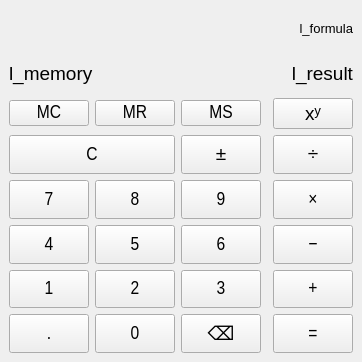
First picture: the form in mainwindow.ui, repository evge3ha/Calculate, before the edit.
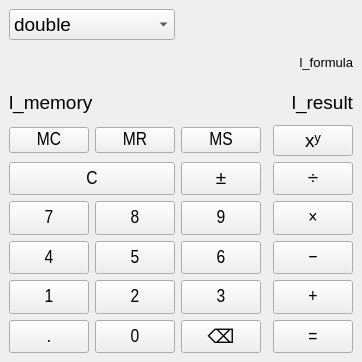
Second picture: the form after the edit.

```diff
--- a/mainwindow.ui
+++ b/mainwindow.ui
@@ -6,7 +6,7 @@
    <rect>
     <x>0</x>
     <y>0</y>
-    <width>310</width>
+    <width>342</width>
     <height>362</height>
    </rect>
   </property>
@@ -25,52 +25,37 @@
    <string>Калькулятор</string>
   </property>
   <widget class="QWidget" name="centralwidget">
-   <layout class="QGridLayout" name="gridLayout" rowstretch="0,0,0,0,0,0,0,0,0,0" columnstretch="0,2,2,2,0,3">
-    <item row="1" column="1" colspan="5">
-     <layout class="QHBoxLayout" name="horizontalLayout" stretch="0,1">
-      <item>
-       <widget class="QLabel" name="l_memory">
-        <property name="sizePolicy">
-         <sizepolicy hsizetype="Preferred" vsizetype="Preferred">
-          <horstretch>0</horstretch>
-          <verstretch>0</verstretch>
-         </sizepolicy>
-        </property>
-        <property name="font">
-         <font>
-          <pointsize>14</pointsize>
-         </font>
-        </property>
-        <property name="text">
-         <string>l_memory</string>
-        </property>
-       </widget>
-      </item>
-      <item>
-       <widget class="QLabel" name="l_result">
-        <property name="sizePolicy">
-         <sizepolicy hsizetype="Preferred" vsizetype="Preferred">
-          <horstretch>0</horstretch>
-          <verstretch>0</verstretch>
-         </sizepolicy>
-        </property>
-        <property name="font">
-         <font>
-          <pointsize>14</pointsize>
-         </font>
-        </property>
-        <property name="text">
-         <string>l_result</string>
-        </property>
-        <property name="alignment">
-         <set>Qt::AlignRight|Qt::AlignTrailing|Qt::AlignVCenter</set>
-        </property>
-       </widget>
-      </item>
-     </layout>
+   <layout class="QGridLayout" name="gridLayout" rowstretch="0,0,0,0,0,0,0,0,0,0,0" columnstretch="0,2,2,2,0,3">
+    <item row="6" column="5">
+     <widget class="QPushButton" name="tb_multiplicate">
+      <property name="sizePolicy">
+       <sizepolicy hsizetype="Expanding" vsizetype="Preferred">
+        <horstretch>0</horstretch>
+        <verstretch>0</verstretch>
+       </sizepolicy>
+      </property>
+      <property name="minimumSize">
+       <size>
+        <width>0</width>
+        <height>0</height>
+       </size>
+      </property>
+      <property name="font">
+       <font>
+        <family>Arial Narrow</family>
+        <pointsize>14</pointsize>
+       </font>
+      </property>
+      <property name="text">
+       <string>×</string>
+      </property>
+      <property name="shortcut">
+       <string>*</string>
+      </property>
+     </widget>
     </item>
-    <item row="5" column="3">
-     <widget class="QPushButton" name="tb_nine">
+    <item row="9" column="2">
+     <widget class="QPushButton" name="tb_two">
       <property name="sizePolicy">
        <sizepolicy hsizetype="Preferred" vsizetype="Preferred">
         <horstretch>0</horstretch>
@@ -90,14 +75,182 @@
        </font>
       </property>
       <property name="text">
-       <string>9</string>
+       <string>2</string>
       </property>
       <property name="shortcut">
        <string>9</string>
       </property>
      </widget>
     </item>
-    <item row="2" column="3">
+    <item row="7" column="1">
+     <widget class="QPushButton" name="tb_four">
+      <property name="sizePolicy">
+       <sizepolicy hsizetype="Preferred" vsizetype="Preferred">
+        <horstretch>0</horstretch>
+        <verstretch>0</verstretch>
+       </sizepolicy>
+      </property>
+      <property name="minimumSize">
+       <size>
+        <width>0</width>
+        <height>0</height>
+       </size>
+      </property>
+      <property name="font">
+       <font>
+        <family>Arial Narrow</family>
+        <pointsize>14</pointsize>
+       </font>
+      </property>
+      <property name="text">
+       <string>4</string>
+      </property>
+      <property name="shortcut">
+       <string>4</string>
+      </property>
+     </widget>
+    </item>
+    <item row="5" column="1" colspan="2">
+     <widget class="QPushButton" name="tb_reset">
+      <property name="sizePolicy">
+       <sizepolicy hsizetype="Preferred" vsizetype="Preferred">
+        <horstretch>0</horstretch>
+        <verstretch>0</verstretch>
+       </sizepolicy>
+      </property>
+      <property name="minimumSize">
+       <size>
+        <width>0</width>
+        <height>0</height>
+       </size>
+      </property>
+      <property name="font">
+       <font>
+        <family>Arial Narrow</family>
+        <pointsize>14</pointsize>
+       </font>
+      </property>
+      <property name="text">
+       <string>C</string>
+      </property>
+      <property name="shortcut">
+       <string>Esc</string>
+      </property>
+     </widget>
+    </item>
+    <item row="7" column="2">
+     <widget class="QPushButton" name="tb_five">
+      <property name="sizePolicy">
+       <sizepolicy hsizetype="Preferred" vsizetype="Preferred">
+        <horstretch>0</horstretch>
+        <verstretch>0</verstretch>
+       </sizepolicy>
+      </property>
+      <property name="minimumSize">
+       <size>
+        <width>0</width>
+        <height>0</height>
+       </size>
+      </property>
+      <property name="font">
+       <font>
+        <family>Arial Narrow</family>
+        <pointsize>14</pointsize>
+       </font>
+      </property>
+      <property name="text">
+       <string>5</string>
+      </property>
+      <property name="shortcut">
+       <string>5</string>
+      </property>
+     </widget>
+    </item>
+    <item row="5" column="5">
+     <widget class="QPushButton" name="tb_divide">
+      <property name="sizePolicy">
+       <sizepolicy hsizetype="Preferred" vsizetype="Preferred">
+        <horstretch>0</horstretch>
+        <verstretch>0</verstretch>
+       </sizepolicy>
+      </property>
+      <property name="minimumSize">
+       <size>
+        <width>0</width>
+        <height>0</height>
+       </size>
+      </property>
+      <property name="font">
+       <font>
+        <family>Arial Narrow</family>
+        <pointsize>14</pointsize>
+       </font>
+      </property>
+      <property name="text">
+       <string>÷</string>
+      </property>
+      <property name="shortcut">
+       <string>/</string>
+      </property>
+     </widget>
+    </item>
+    <item row="9" column="5">
+     <widget class="QPushButton" name="tb_add">
+      <property name="sizePolicy">
+       <sizepolicy hsizetype="Preferred" vsizetype="Preferred">
+        <horstretch>0</horstretch>
+        <verstretch>0</verstretch>
+       </sizepolicy>
+      </property>
+      <property name="minimumSize">
+       <size>
+        <width>0</width>
+        <height>0</height>
+       </size>
+      </property>
+      <property name="font">
+       <font>
+        <family>Arial Narrow</family>
+        <pointsize>14</pointsize>
+       </font>
+      </property>
+      <property name="text">
+       <string>+</string>
+      </property>
+      <property name="shortcut">
+       <string>+</string>
+      </property>
+     </widget>
+    </item>
+    <item row="7" column="3">
+     <widget class="QPushButton" name="tb_six">
+      <property name="sizePolicy">
+       <sizepolicy hsizetype="Preferred" vsizetype="Preferred">
+        <horstretch>0</horstretch>
+        <verstretch>0</verstretch>
+       </sizepolicy>
+      </property>
+      <property name="minimumSize">
+       <size>
+        <width>0</width>
+        <height>0</height>
+       </size>
+      </property>
+      <property name="font">
+       <font>
+        <family>Arial Narrow</family>
+        <pointsize>14</pointsize>
+       </font>
+      </property>
+      <property name="text">
+       <string>6</string>
+      </property>
+      <property name="shortcut">
+       <string>6</string>
+      </property>
+     </widget>
+    </item>
+    <item row="3" column="3">
      <widget class="QPushButton" name="tb_ms">
       <property name="minimumSize">
        <size>
@@ -116,34 +269,8 @@
       </property>
      </widget>
     </item>
-    <item row="2" column="2">
-     <widget class="QPushButton" name="tn_mr">
-      <property name="minimumSize">
-       <size>
-        <width>0</width>
-        <height>0</height>
-       </size>
-      </property>
-      <property name="font">
-       <font>
-        <family>Arial Narrow</family>
-        <pointsize>14</pointsize>
-       </font>
-      </property>
-      <property name="text">
-       <string>MR</string>
-      </property>
-     </widget>
-    </item>
-    <item row="2" column="5">
-     <widget class="QPushButton" name="tb_power">
-      <property name="text">
-       <string>xʸ</string>
-      </property>
-     </widget>
-    </item>
-    <item row="9" column="5">
-     <widget class="QPushButton" name="tb_equal">
+    <item row="7" column="5">
+     <widget class="QPushButton" name="tb_substract">
       <property name="sizePolicy">
        <sizepolicy hsizetype="Preferred" vsizetype="Preferred">
         <horstretch>0</horstretch>
@@ -163,15 +290,15 @@
        </font>
       </property>
       <property name="text">
-       <string>=</string>
+       <string>−</string>
       </property>
       <property name="shortcut">
        <string>Enter</string>
       </property>
      </widget>
     </item>
-    <item row="8" column="3">
-     <widget class="QPushButton" name="tb_three">
+    <item row="9" column="1">
+     <widget class="QPushButton" name="tb_one">
       <property name="sizePolicy">
        <sizepolicy hsizetype="Preferred" vsizetype="Preferred">
         <horstretch>0</horstretch>
@@ -191,55 +318,14 @@
        </font>
       </property>
       <property name="text">
-       <string>3</string>
+       <string>1</string>
       </property>
       <property name="shortcut">
        <string>3</string>
       </property>
      </widget>
     </item>
-    <item row="9" column="3">
-     <widget class="QPushButton" name="tb_backspace">
-      <property name="sizePolicy">
-       <sizepolicy hsizetype="Preferred" vsizetype="Preferred">
-        <horstretch>0</horstretch>
-        <verstretch>0</verstretch>
-       </sizepolicy>
-      </property>
-      <property name="text">
-       <string>⌫</string>
-      </property>
-     </widget>
-    </item>
-    <item row="8" column="2">
-     <widget class="QPushButton" name="tb_two">
-      <property name="sizePolicy">
-       <sizepolicy hsizetype="Preferred" vsizetype="Preferred">
-        <horstretch>0</horstretch>
-        <verstretch>0</verstretch>
-       </sizepolicy>
-      </property>
-      <property name="minimumSize">
-       <size>
-        <width>0</width>
-        <height>0</height>
-       </size>
-      </property>
-      <property name="font">
-       <font>
-        <family>Arial Narrow</family>
-        <pointsize>14</pointsize>
-       </font>
-      </property>
-      <property name="text">
-       <string>2</string>
-      </property>
-      <property name="shortcut">
-       <string>2</string>
-      </property>
-     </widget>
-    </item>
-    <item row="5" column="1">
+    <item row="6" column="1">
      <widget class="QPushButton" name="tb_seven">
       <property name="sizePolicy">
        <sizepolicy hsizetype="Preferred" vsizetype="Preferred">
@@ -267,7 +353,60 @@
       </property>
      </widget>
     </item>
-    <item row="0" column="1" colspan="5">
+    <item row="10" column="2">
+     <widget class="QPushButton" name="tb_zero">
+      <property name="sizePolicy">
+       <sizepolicy hsizetype="Preferred" vsizetype="Preferred">
+        <horstretch>0</horstretch>
+        <verstretch>0</verstretch>
+       </sizepolicy>
+      </property>
+      <property name="minimumSize">
+       <size>
+        <width>0</width>
+        <height>0</height>
+       </size>
+      </property>
+      <property name="font">
+       <font>
+        <family>Arial Narrow</family>
+        <pointsize>14</pointsize>
+       </font>
+      </property>
+      <property name="text">
+       <string>0</string>
+      </property>
+     </widget>
+    </item>
+    <item row="6" column="3">
+     <widget class="QPushButton" name="tb_nine">
+      <property name="sizePolicy">
+       <sizepolicy hsizetype="Preferred" vsizetype="Preferred">
+        <horstretch>0</horstretch>
+        <verstretch>0</verstretch>
+       </sizepolicy>
+      </property>
+      <property name="minimumSize">
+       <size>
+        <width>0</width>
+        <height>0</height>
+       </size>
+      </property>
+      <property name="font">
+       <font>
+        <family>Arial Narrow</family>
+        <pointsize>14</pointsize>
+       </font>
+      </property>
+      <property name="text">
+       <string>9</string>
+      </property>
+      <property name="shortcut">
+       <string>9</string>
+      </property>
+     </widget>
+    </item>
+    <item row="1" column="1" colspan="5">
      <widget class="QLabel" name="l_formula">
       <property name="font">
        <font>
@@ -282,306 +421,7 @@
       </property>
      </widget>
     </item>
-    <item row="5" column="2">
-     <widget class="QPushButton" name="tb_eight">
-      <property name="sizePolicy">
-       <sizepolicy hsizetype="Preferred" vsizetype="Preferred">
-        <horstretch>0</horstretch>
-        <verstretch>0</verstretch>
-       </sizepolicy>
-      </property>
-      <property name="minimumSize">
-       <size>
-        <width>0</width>
-        <height>0</height>
-       </size>
-      </property>
-      <property name="font">
-       <font>
-        <family>Arial Narrow</family>
-        <pointsize>14</pointsize>
-       </font>
-      </property>
-      <property name="text">
-       <string>8</string>
-      </property>
-      <property name="shortcut">
-       <string>8</string>
-      </property>
-     </widget>
-    </item>
-    <item row="6" column="5">
-     <widget class="QPushButton" name="tb_substract">
-      <property name="sizePolicy">
-       <sizepolicy hsizetype="Preferred" vsizetype="Preferred">
-        <horstretch>0</horstretch>
-        <verstretch>0</verstretch>
-       </sizepolicy>
-      </property>
-      <property name="minimumSize">
-       <size>
-        <width>0</width>
-        <height>0</height>
-       </size>
-      </property>
-      <property name="font">
-       <font>
-        <family>Arial Narrow</family>
-        <pointsize>14</pointsize>
-       </font>
-      </property>
-      <property name="text">
-       <string>−</string>
-      </property>
-      <property name="shortcut">
-       <string>-</string>
-      </property>
-     </widget>
-    </item>
-    <item row="6" column="3">
-     <widget class="QPushButton" name="tb_six">
-      <property name="sizePolicy">
-       <sizepolicy hsizetype="Preferred" vsizetype="Preferred">
-        <horstretch>0</horstretch>
-        <verstretch>0</verstretch>
-       </sizepolicy>
-      </property>
-      <property name="minimumSize">
-       <size>
-        <width>0</width>
-        <height>0</height>
-       </size>
-      </property>
-      <property name="font">
-       <font>
-        <family>Arial Narrow</family>
-        <pointsize>14</pointsize>
-       </font>
-      </property>
-      <property name="text">
-       <string>6</string>
-      </property>
-      <property name="shortcut">
-       <string>6</string>
-      </property>
-     </widget>
-    </item>
-    <item row="6" column="1">
-     <widget class="QPushButton" name="tb_four">
-      <property name="sizePolicy">
-       <sizepolicy hsizetype="Preferred" vsizetype="Preferred">
-        <horstretch>0</horstretch>
-        <verstretch>0</verstretch>
-       </sizepolicy>
-      </property>
-      <property name="minimumSize">
-       <size>
-        <width>0</width>
-        <height>0</height>
-       </size>
-      </property>
-      <property name="font">
-       <font>
-        <family>Arial Narrow</family>
-        <pointsize>14</pointsize>
-       </font>
-      </property>
-      <property name="text">
-       <string>4</string>
-      </property>
-      <property name="shortcut">
-       <string>4</string>
-      </property>
-     </widget>
-    </item>
-    <item row="4" column="5">
-     <widget class="QPushButton" name="tb_divide">
-      <property name="sizePolicy">
-       <sizepolicy hsizetype="Preferred" vsizetype="Preferred">
-        <horstretch>0</horstretch>
-        <verstretch>0</verstretch>
-       </sizepolicy>
-      </property>
-      <property name="minimumSize">
-       <size>
-        <width>0</width>
-        <height>0</height>
-       </size>
-      </property>
-      <property name="font">
-       <font>
-        <family>Arial Narrow</family>
-        <pointsize>14</pointsize>
-       </font>
-      </property>
-      <property name="text">
-       <string>÷</string>
-      </property>
-      <property name="shortcut">
-       <string>/</string>
-      </property>
-     </widget>
-    </item>
-    <item row="8" column="1">
-     <widget class="QPushButton" name="tb_one">
-      <property name="sizePolicy">
-       <sizepolicy hsizetype="Preferred" vsizetype="Preferred">
-        <horstretch>0</horstretch>
-        <verstretch>0</verstretch>
-       </sizepolicy>
-      </property>
-      <property name="minimumSize">
-       <size>
-        <width>0</width>
-        <height>0</height>
-       </size>
-      </property>
-      <property name="font">
-       <font>
-        <family>Arial Narrow</family>
-        <pointsize>14</pointsize>
-       </font>
-      </property>
-      <property name="text">
-       <string>1</string>
-      </property>
-      <property name="shortcut">
-       <string>1</string>
-      </property>
-     </widget>
-    </item>
-    <item row="6" column="2">
-     <widget class="QPushButton" name="tb_five">
-      <property name="sizePolicy">
-       <sizepolicy hsizetype="Preferred" vsizetype="Preferred">
-        <horstretch>0</horstretch>
-        <verstretch>0</verstretch>
-       </sizepolicy>
-      </property>
-      <property name="minimumSize">
-       <size>
-        <width>0</width>
-        <height>0</height>
-       </size>
-      </property>
-      <property name="font">
-       <font>
-        <family>Arial Narrow</family>
-        <pointsize>14</pointsize>
-       </font>
-      </property>
-      <property name="text">
-       <string>5</string>
-      </property>
-      <property name="shortcut">
-       <string>5</string>
-      </property>
-     </widget>
-    </item>
-    <item row="4" column="1" colspan="2">
-     <widget class="QPushButton" name="tb_reset">
-      <property name="sizePolicy">
-       <sizepolicy hsizetype="Preferred" vsizetype="Preferred">
-        <horstretch>0</horstretch>
-        <verstretch>0</verstretch>
-       </sizepolicy>
-      </property>
-      <property name="minimumSize">
-       <size>
-        <width>0</width>
-        <height>0</height>
-       </size>
-      </property>
-      <property name="font">
-       <font>
-        <family>Arial Narrow</family>
-        <pointsize>14</pointsize>
-       </font>
-      </property>
-      <property name="text">
-       <string>C</string>
-      </property>
-      <property name="shortcut">
-       <string>Esc</string>
-      </property>
-     </widget>
-    </item>
-    <item row="2" column="1">
-     <widget class="QPushButton" name="tb_mc">
-      <property name="minimumSize">
-       <size>
-        <width>0</width>
-        <height>0</height>
-       </size>
-      </property>
-      <property name="font">
-       <font>
-        <family>Arial Narrow</family>
-        <pointsize>14</pointsize>
-       </font>
-      </property>
-      <property name="text">
-       <string>MC</string>
-      </property>
-     </widget>
-    </item>
-    <item row="8" column="5">
-     <widget class="QPushButton" name="tb_add">
-      <property name="sizePolicy">
-       <sizepolicy hsizetype="Preferred" vsizetype="Preferred">
-        <horstretch>0</horstretch>
-        <verstretch>0</verstretch>
-       </sizepolicy>
-      </property>
-      <property name="minimumSize">
-       <size>
-        <width>0</width>
-        <height>0</height>
-       </size>
-      </property>
-      <property name="font">
-       <font>
-        <family>Arial Narrow</family>
-        <pointsize>14</pointsize>
-       </font>
-      </property>
-      <property name="text">
-       <string>+</string>
-      </property>
-      <property name="shortcut">
-       <string>+</string>
-      </property>
-     </widget>
-    </item>
-    <item row="5" column="5">
-     <widget class="QPushButton" name="tb_multiplicate">
-      <property name="sizePolicy">
-       <sizepolicy hsizetype="Expanding" vsizetype="Preferred">
-        <horstretch>0</horstretch>
-        <verstretch>0</verstretch>
-       </sizepolicy>
-      </property>
-      <property name="minimumSize">
-       <size>
-        <width>0</width>
-        <height>0</height>
-       </size>
-      </property>
-      <property name="font">
-       <font>
-        <family>Arial Narrow</family>
-        <pointsize>14</pointsize>
-       </font>
-      </property>
-      <property name="text">
-       <string>×</string>
-      </property>
-      <property name="shortcut">
-       <string>*</string>
-      </property>
-     </widget>
-    </item>
-    <item row="4" column="3">
+    <item row="5" column="3">
      <widget class="QPushButton" name="tb_negate">
       <property name="sizePolicy">
        <sizepolicy hsizetype="Preferred" vsizetype="Preferred">
@@ -606,8 +446,193 @@
       </property>
      </widget>
     </item>
-    <item row="9" column="1">
-     <widget class="QPushButton" name="tb_comma">
+    <item row="10" column="5">
+     <widget class="QPushButton" name="tb_equal">
+      <property name="sizePolicy">
+       <sizepolicy hsizetype="Preferred" vsizetype="Preferred">
+        <horstretch>0</horstretch>
+        <verstretch>0</verstretch>
+       </sizepolicy>
+      </property>
+      <property name="minimumSize">
+       <size>
+        <width>0</width>
+        <height>0</height>
+       </size>
+      </property>
+      <property name="font">
+       <font>
+        <family>Arial Narrow</family>
+        <pointsize>14</pointsize>
+       </font>
+      </property>
+      <property name="text">
+       <string>=</string>
+      </property>
+      <property name="shortcut">
+       <string>Enter</string>
+      </property>
+     </widget>
+    </item>
+    <item row="3" column="5">
+     <widget class="QPushButton" name="tb_power">
+      <property name="text">
+       <string>xʸ</string>
+      </property>
+     </widget>
+    </item>
+    <item row="3" column="1">
+     <widget class="QPushButton" name="tb_mc">
+      <property name="minimumSize">
+       <size>
+        <width>0</width>
+        <height>0</height>
+       </size>
+      </property>
+      <property name="font">
+       <font>
+        <family>Arial Narrow</family>
+        <pointsize>14</pointsize>
+       </font>
+      </property>
+      <property name="text">
+       <string>MC</string>
+      </property>
+     </widget>
+    </item>
+    <item row="9" column="3">
+     <widget class="QPushButton" name="tb_three">
+      <property name="sizePolicy">
+       <sizepolicy hsizetype="Preferred" vsizetype="Preferred">
+        <horstretch>0</horstretch>
+        <verstretch>0</verstretch>
+       </sizepolicy>
+      </property>
+      <property name="minimumSize">
+       <size>
+        <width>0</width>
+        <height>0</height>
+       </size>
+      </property>
+      <property name="font">
+       <font>
+        <family>Arial Narrow</family>
+        <pointsize>14</pointsize>
+       </font>
+      </property>
+      <property name="text">
+       <string>3</string>
+      </property>
+      <property name="shortcut">
+       <string>3</string>
+      </property>
+     </widget>
+    </item>
+    <item row="3" column="2">
+     <widget class="QPushButton" name="tn_mr">
+      <property name="minimumSize">
+       <size>
+        <width>0</width>
+        <height>0</height>
+       </size>
+      </property>
+      <property name="font">
+       <font>
+        <family>Arial Narrow</family>
+        <pointsize>14</pointsize>
+       </font>
+      </property>
+      <property name="text">
+       <string>MR</string>
+      </property>
+     </widget>
+    </item>
+    <item row="10" column="3">
+     <widget class="QPushButton" name="tb_backspace">
+      <property name="sizePolicy">
+       <sizepolicy hsizetype="Preferred" vsizetype="Preferred">
+        <horstretch>0</horstretch>
+        <verstretch>0</verstretch>
+       </sizepolicy>
+      </property>
+      <property name="text">
+       <string>⌫</string>
+      </property>
+     </widget>
+    </item>
+    <item row="6" column="2">
+     <widget class="QPushButton" name="tb_eight">
+      <property name="sizePolicy">
+       <sizepolicy hsizetype="Preferred" vsizetype="Preferred">
+        <horstretch>0</horstretch>
+        <verstretch>0</verstretch>
+       </sizepolicy>
+      </property>
+      <property name="minimumSize">
+       <size>
+        <width>0</width>
+        <height>0</height>
+       </size>
+      </property>
+      <property name="font">
+       <font>
+        <family>Arial Narrow</family>
+        <pointsize>14</pointsize>
+       </font>
+      </property>
+      <property name="text">
+       <string>8</string>
+      </property>
+      <property name="shortcut">
+       <string>8</string>
+      </property>
+     </widget>
+    </item>
+    <item row="2" column="1" colspan="5">
+     <layout class="QHBoxLayout" name="horizontalLayout" stretch="0,1">
+      <item>
+       <widget class="QLabel" name="l_memory">
+        <property name="sizePolicy">
+         <sizepolicy hsizetype="Preferred" vsizetype="Preferred">
+          <horstretch>0</horstretch>
+          <verstretch>0</verstretch>
+         </sizepolicy>
+        </property>
+        <property name="font">
+         <font>
+          <pointsize>14</pointsize>
+         </font>
+        </property>
+        <property name="text">
+         <string>l_memory</string>
+        </property>
+       </widget>
+      </item>
+      <item>
+       <widget class="QLabel" name="l_result">
+        <property name="sizePolicy">
+         <sizepolicy hsizetype="Preferred" vsizetype="Preferred">
+          <horstretch>0</horstretch>
+          <verstretch>0</verstretch>
+         </sizepolicy>
+        </property>
+        <property name="font">
+         <font>
+          <pointsize>14</pointsize>
+         </font>
+        </property>
+        <property name="text">
+         <string>l_result</string>
+        </property>
+        <property name="alignment">
+         <set>Qt::AlignmentFlag::AlignRight|Qt::AlignmentFlag::AlignTrailing|Qt::AlignmentFlag::AlignVCenter</set>
+        </property>
+       </widget>
+      </item>
+     </layout>
+    </item>
+    <item row="10" column="1">
+     <widget class="QPushButton" name="tb_extra">
       <property name="sizePolicy">
        <sizepolicy hsizetype="Preferred" vsizetype="Preferred">
         <horstretch>0</horstretch>
@@ -631,29 +656,43 @@
       </property>
      </widget>
     </item>
-    <item row="9" column="2">
-     <widget class="QPushButton" name="tb_zero">
-      <property name="sizePolicy">
-       <sizepolicy hsizetype="Preferred" vsizetype="Preferred">
-        <horstretch>0</horstretch>
-        <verstretch>0</verstretch>
-       </sizepolicy>
-      </property>
-      <property name="minimumSize">
-       <size>
-        <width>0</width>
-        <height>0</height>
-       </size>
-      </property>
-      <property name="font">
-       <font>
-        <family>Arial Narrow</family>
-        <pointsize>14</pointsize>
-       </font>
-      </property>
-      <property name="text">
-       <string>0</string>
-      </property>
+    <item row="0" column="1" colspan="2">
+     <widget class="QComboBox" name="cmb_controller">
+      <item>
+       <property name="text">
+        <string>double</string>
+       </property>
+      </item>
+      <item>
+       <property name="text">
+        <string>float</string>
+       </property>
+      </item>
+      <item>
+       <property name="text">
+        <string>uint8_t</string>
+       </property>
+      </item>
+      <item>
+       <property name="text">
+        <string>int</string>
+       </property>
+      </item>
+      <item>
+       <property name="text">
+        <string>int64_t</string>
+       </property>
+      </item>
+      <item>
+       <property name="text">
+        <string>size_t</string>
+       </property>
+      </item>
+      <item>
+       <property name="text">
+        <string>Rational</string>
+       </property>
+      </item>
      </widget>
     </item>
    </layout>
```
Left out of the diff: 8 changed lines with no effect on the pictures.
